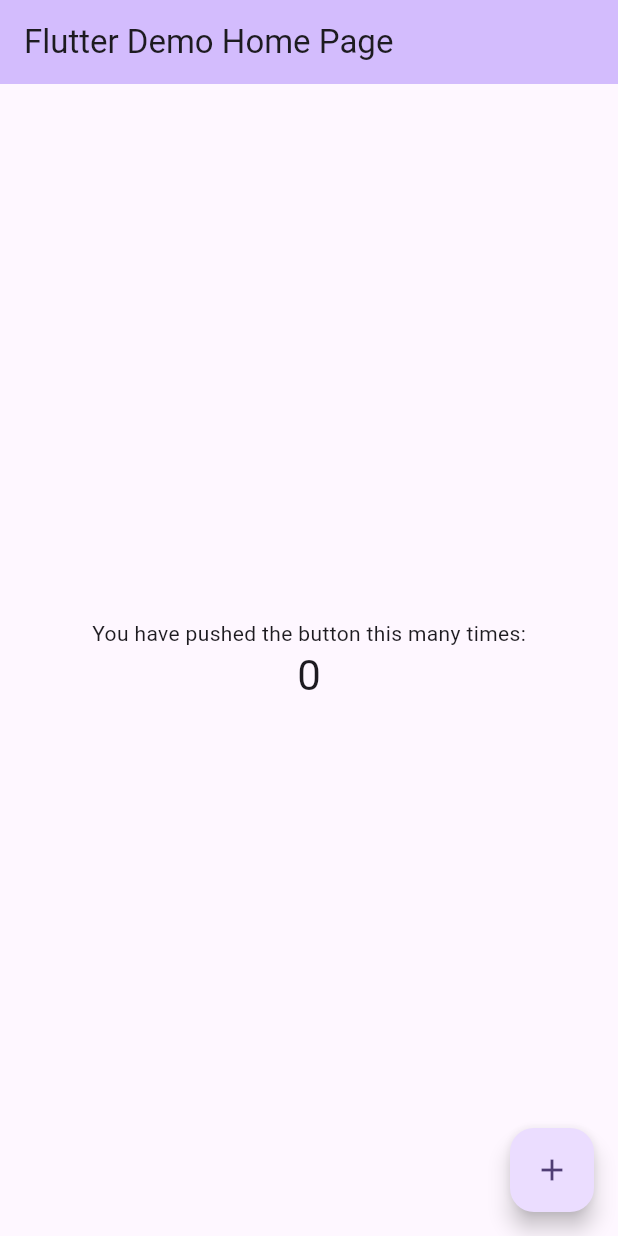
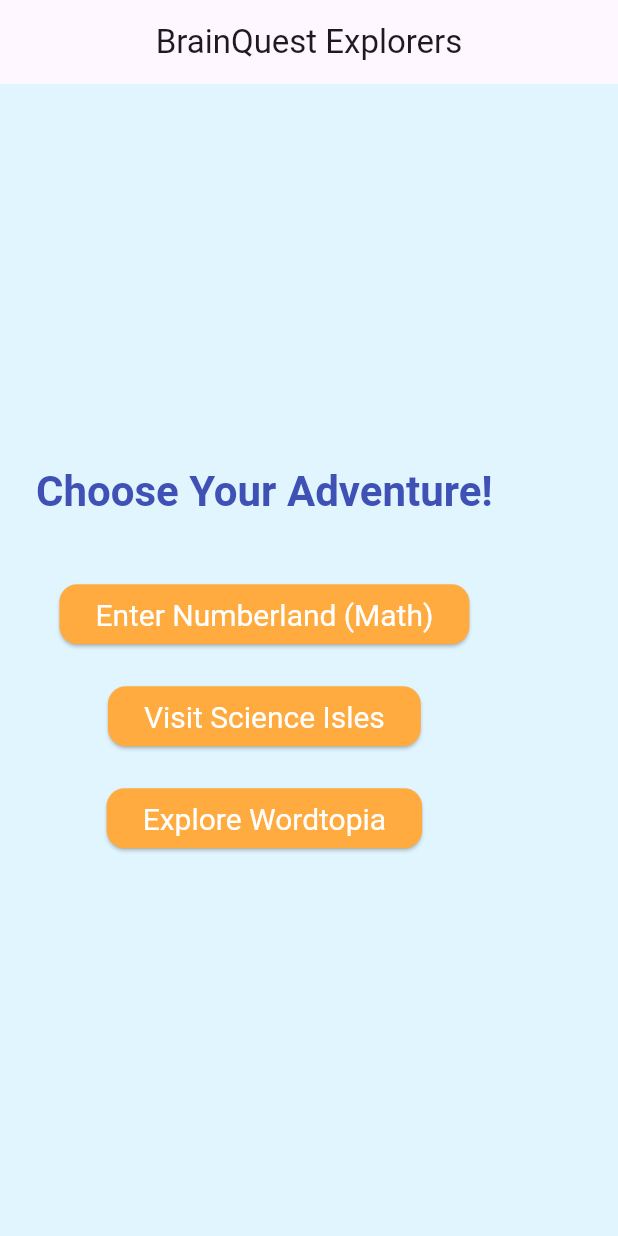
Before and after one commit to grandsonAchiunjika/brainquest_explorers, a Flutter app: the screen it shows after launch, on a phone screen of 412 x 824 dp. Run offline on Flutter 3.47's test engine with Material 3 defaults, Android fonts, the light colour scheme and no system bars.

Commit message:
Add Math World with XP tracker

```diff
--- a/lib/main.dart
+++ b/lib/main.dart
@@ -1,122 +1,37 @@
 import 'package:flutter/material.dart';
+import 'screens/home_screen.dart';
 
 void main() {
-  runApp(const MyApp());
+  runApp(BrainQuestApp());
 }
 
-class MyApp extends StatelessWidget {
-  const MyApp({super.key});
+class BrainQuestApp extends StatelessWidget {
+  const BrainQuestApp({super.key});
 
-  // This widget is the root of your application.
   @override
   Widget build(BuildContext context) {
     return MaterialApp(
-      title: 'Flutter Demo',
+      title: 'BrainQuest Explorers',
+      debugShowCheckedModeBanner: false,
       theme: ThemeData(
-        // This is the theme of your application.
-        //
-        // TRY THIS: Try running your application with "flutter run". You'll see
-        // the application has a purple toolbar. Then, without quitting the app,
-        // try changing the seedColor in the colorScheme below to Colors.green
-        // and then invoke "hot reload" (save your changes or press the "hot
-        // reload" button in a Flutter-supported IDE, or press "r" if you used
-        // the command line to start the app).
-        //
-        // Notice that the counter didn't reset back to zero; the application
-        // state is not lost during the reload. To reset the state, use hot
-        // restart instead.
-        //
-        // This works for code too, not just values: Most code changes can be
-        // tested with just a hot reload.
-        colorScheme: ColorScheme.fromSeed(seedColor: Colors.deepPurple),
+        primarySwatch: Colors.indigo,
+        scaffoldBackgroundColor: Colors.lightBlue[50],
+        textTheme: TextTheme(
+          headlineLarge: TextStyle(fontSize: 28, fontWeight: FontWeight.bold, color: Colors.indigo),
+          bodyLarge: TextStyle(fontSize: 18),
+        ),
+        elevatedButtonTheme: ElevatedButtonThemeData(
+          style: ElevatedButton.styleFrom(
+            backgroundColor: Colors.orangeAccent,
+            foregroundColor: Colors.white,
+            shape: RoundedRectangleBorder(
+              borderRadius: BorderRadius.circular(12),
+            ),
+            textStyle: TextStyle(fontSize: 20),
+          ),
+        ),
       ),
-      home: const MyHomePage(title: 'Flutter Demo Home Page'),
+      home: HomeScreen(),
     );
   }
 }
-
-class MyHomePage extends StatefulWidget {
-  const MyHomePage({super.key, required this.title});
-
-  // This widget is the home page of your application. It is stateful, meaning
-  // that it has a State object (defined below) that contains fields that affect
-  // how it looks.
-
-  // This class is the configuration for the state. It holds the values (in this
-  // case the title) provided by the parent (in this case the App widget) and
-  // used by the build method of the State. Fields in a Widget subclass are
-  // always marked "final".
-
-  final String title;
-
-  @override
-  State<MyHomePage> createState() => _MyHomePageState();
-}
-
-class _MyHomePageState extends State<MyHomePage> {
-  int _counter = 0;
-
-  void _incrementCounter() {
-    setState(() {
-      // This call to setState tells the Flutter framework that something has
-      // changed in this State, which causes it to rerun the build method below
-      // so that the display can reflect the updated values. If we changed
-      // _counter without calling setState(), then the build method would not be
-      // called again, and so nothing would appear to happen.
-      _counter++;
-    });
-  }
-
-  @override
-  Widget build(BuildContext context) {
-    // This method is rerun every time setState is called, for instance as done
-    // by the _incrementCounter method above.
-    //
-    // The Flutter framework has been optimized to make rerunning build methods
-    // fast, so that you can just rebuild anything that needs updating rather
-    // than having to individually change instances of widgets.
-    return Scaffold(
-      appBar: AppBar(
-        // TRY THIS: Try changing the color here to a specific color (to
-        // Colors.amber, perhaps?) and trigger a hot reload to see the AppBar
-        // change color while the other colors stay the same.
-        backgroundColor: Theme.of(context).colorScheme.inversePrimary,
-        // Here we take the value from the MyHomePage object that was created by
-        // the App.build method, and use it to set our appbar title.
-        title: Text(widget.title),
-      ),
-      body: Center(
-        // Center is a layout widget. It takes a single child and positions it
-        // in the middle of the parent.
-        child: Column(
-          // Column is also a layout widget. It takes a list of children and
-          // arranges them vertically. By default, it sizes itself to fit its
-          // children horizontally, and tries to be as tall as its parent.
-          //
-          // Column has various properties to control how it sizes itself and
-          // how it positions its children. Here we use mainAxisAlignment to
-          // center the children vertically; the main axis here is the vertical
-          // axis because Columns are vertical (the cross axis would be
-          // horizontal).
-          //
-          // TRY THIS: Invoke "debug painting" (choose the "Toggle Debug Paint"
-          // action in the IDE, or press "p" in the console), to see the
-          // wireframe for each widget.
-          mainAxisAlignment: MainAxisAlignment.center,
-          children: <Widget>[
-            const Text('You have pushed the button this many times:'),
-            Text(
-              '$_counter',
-              style: Theme.of(context).textTheme.headlineMedium,
-            ),
-          ],
-        ),
-      ),
-      floatingActionButton: FloatingActionButton(
-        onPressed: _incrementCounter,
-        tooltip: 'Increment',
-        child: const Icon(Icons.add),
-      ), // This trailing comma makes auto-formatting nicer for build methods.
-    );
-  }
-}
--- /dev/null
+++ b/lib/screens/home_screen.dart
@@ -0,0 +1,50 @@
+import 'package:flutter/material.dart';
+import 'math_world.dart';
+
+class HomeScreen extends StatelessWidget {
+  const HomeScreen({super.key});
+
+  @override
+  Widget build(BuildContext context) {
+    return Scaffold(
+      appBar: AppBar(
+        title: Text('BrainQuest Explorers'),
+        centerTitle: true,
+      ),
+      body: Padding(
+        padding: const EdgeInsets.all(24.0),
+        child: Column(
+          mainAxisAlignment: MainAxisAlignment.center,
+          children: [
+            Text('Choose Your Adventure!', style: Theme.of(context).textTheme.headlineLarge, textAlign: TextAlign.center),
+            SizedBox(height: 40),
+            ElevatedButton(
+              onPressed: () {
+                Navigator.push(
+                 context,
+                  MaterialPageRoute(builder: (context) => MathWorld()),
+               );
+                // Navigate to Math World
+              },
+              child: Text('Enter Numberland (Math)'),
+            ),
+            SizedBox(height: 20),
+            ElevatedButton(
+              onPressed: () {
+                // Navigate to Science Isles
+              },
+              child: Text('Visit Science Isles'),
+            ),
+            SizedBox(height: 20),
+            ElevatedButton(
+              onPressed: () {
+                // Navigate to Wordtopia
+              },
+              child: Text('Explore Wordtopia'),
+            ),
+          ],
+        ),
+      ),
+    );
+  }
+}
```
Also changed, not shown: lib/screens/math_world.dart (added, +81 -0 lines), lib/services/xp_service.dart (added, +13 -0 lines), lib/models/user_progress.dart (added), lib/screens/language_world.dart (added), lib/screens/science_world.dart (added), lib/widgets/custom_button.dart (added), 1 other file.
